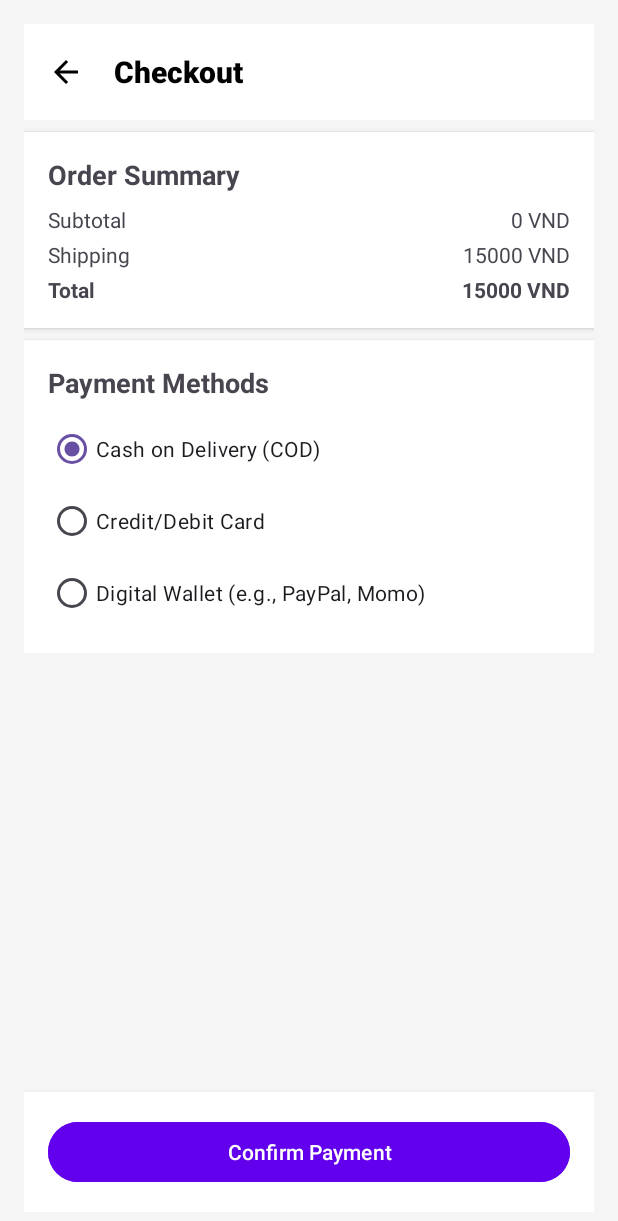
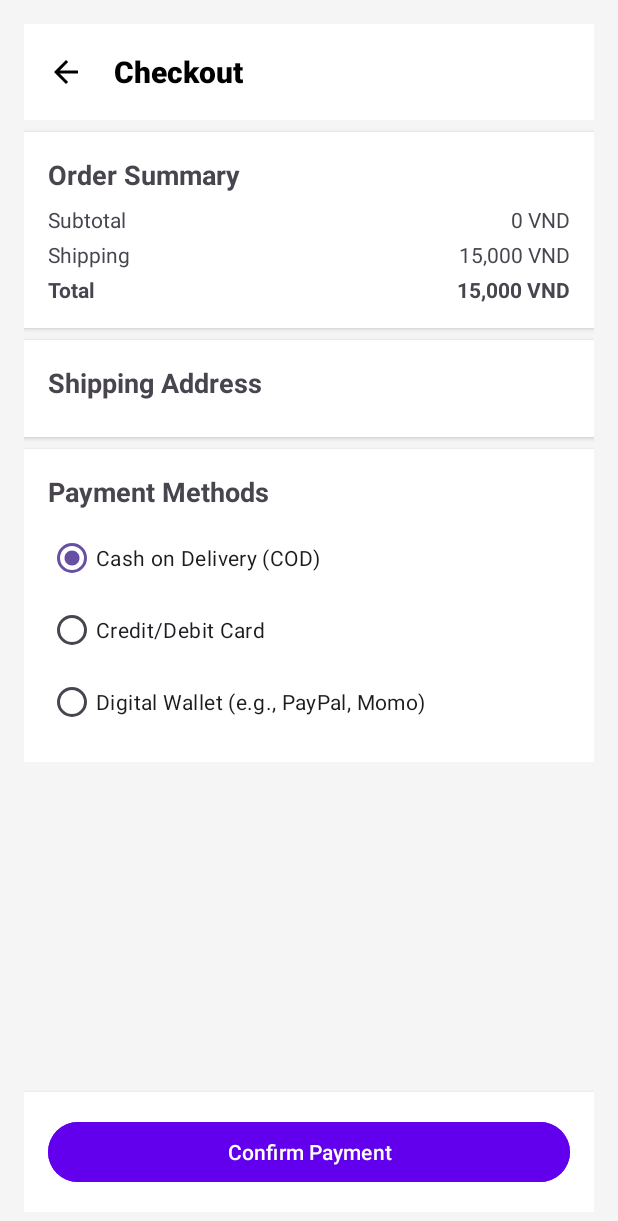
Before and after one commit to vulahe176419/Electronic-Store, an Android app: the CartActivity screen opened directly, with no data from a screen before it, after a tap on "Proceed to Checkout", on a phone screen of 412 x 824 dp. Shown: the top 1221 px of the screen. Run offline under Robolectric (Android 15) with nearby library versions, the phone set to English and light mode, and no system bars; our stand-ins replace Firebase (no records; nobody signed in at launch, a user with empty details on screens opened directly).

Commit message:
Update address in Order

```diff
--- a/app/src/main/java/com/example/electronicstore/CartActivity.java
+++ b/app/src/main/java/com/example/electronicstore/CartActivity.java
@@ -19,6 +19,7 @@ import com.google.firebase.database.DatabaseReference;
 import com.google.firebase.database.FirebaseDatabase;
 import com.google.firebase.database.ValueEventListener;
 
+import java.text.DecimalFormat;
 import java.util.ArrayList;
 import java.util.List;
 import java.util.Objects;
@@ -119,9 +120,9 @@ public class CartActivity extends AppCompatActivity implements CartAdapter.OnCar
         }
         double shipping = 15000;
         double total = subtotal + shipping;
-
-        subtotalText.setText(String.format("%,.0f VND", subtotal));
-        totalText.setText(String.format("%,.0f VND", total));
+        DecimalFormat formatter = new DecimalFormat("#,###");
+        subtotalText.setText(formatter.format(subtotal) + " VND");
+        totalText.setText(formatter.format(total) + " VND");
     }
 
     @Override
--- a/app/src/main/java/com/example/electronicstore/CheckoutActivity.java
+++ b/app/src/main/java/com/example/electronicstore/CheckoutActivity.java
@@ -2,20 +2,28 @@ package com.example.electronicstore;
 
 import android.content.Intent;
 import android.os.Bundle;
+import android.view.View;
 import android.widget.Button;
+import android.widget.RadioButton;
 import android.widget.RadioGroup;
 import android.widget.TextView;
 import android.widget.Toast;
-
 import androidx.appcompat.app.AppCompatActivity;
 import androidx.appcompat.widget.Toolbar;
-
+import com.google.firebase.database.DataSnapshot;
+import com.google.firebase.database.DatabaseError;
+import com.google.firebase.database.DatabaseReference;
+import com.google.firebase.database.FirebaseDatabase;
+import com.google.firebase.database.ValueEventListener;
+import java.text.DecimalFormat;
 import java.util.Objects;
 
 public class CheckoutActivity extends AppCompatActivity {
     private TextView subtotalText, shippingText, totalText;
-    private RadioGroup paymentMethodsGroup;
+    private RadioGroup paymentMethodsGroup, addressRadioGroup;
     private double subtotal, shipping = 15000, total;
+    private String uid = "P66DVircwtPMiHxmkBeLvLOxbV13";
+    private DatabaseReference databaseReference;
 
     @Override
     protected void onCreate(Bundle savedInstanceState) {
@@ -34,26 +42,71 @@ public class CheckoutActivity extends AppCompatActivity {
         shippingText = findViewById(R.id.shippingText);
         totalText = findViewById(R.id.totalText);
         paymentMethodsGroup = findViewById(R.id.paymentMethodsGroup);
+        addressRadioGroup = findViewById(R.id.addressRadioGroup);
 
-        subtotalText.setText(String.format("%.0f VND", subtotal));
-        shippingText.setText(String.format("%.0f VND", shipping));
-        totalText.setText(String.format("%.0f VND", total));
+        databaseReference = FirebaseDatabase.getInstance().getReference("addresses");
+
+        DecimalFormat formatter = new DecimalFormat("#,###");
+        subtotalText.setText(formatter.format(subtotal) + " VND");
+        shippingText.setText(formatter.format(shipping) + " VND");
+        totalText.setText(formatter.format(total) + " VND");
+
+        loadAddressesFromRealtimeDatabase();
 
         Button confirmPaymentButton = findViewById(R.id.confirmPaymentButton);
         confirmPaymentButton.setOnClickListener(v -> {
             String paymentMethod = getSelectedPaymentMethod();
-            Toast.makeText(this, "Payment confirmed with " + paymentMethod, Toast.LENGTH_SHORT).show();
-
+            String selectedAddress = getSelectedAddress();
+            if (selectedAddress == null) {
+                Toast.makeText(this, "Please select an address!", Toast.LENGTH_SHORT).show();
+                return;
+            }
+            Toast.makeText(this, "Payment confirmed with " + paymentMethod + " at " + selectedAddress, Toast.LENGTH_SHORT).show();
             Intent confirmationIntent = new Intent(CheckoutActivity.this, OrderConfirmationActivity.class);
             confirmationIntent.putExtra("total", total);
             confirmationIntent.putExtra("paymentMethod", paymentMethod);
+            confirmationIntent.putExtra("address", selectedAddress);
             startActivity(confirmationIntent);
-
             finish();
         });
 
-        // Xử lý nút back trên Toolbar
         toolbar.setNavigationOnClickListener(v -> onBackPressed());
+    }
+
+    private void loadAddressesFromRealtimeDatabase() {
+        databaseReference.addValueEventListener(new ValueEventListener() {
+            @Override
+            public void onDataChange(DataSnapshot dataSnapshot) {
+                addressRadioGroup.removeAllViews();
+                int idCounter = 0;
+                for (DataSnapshot snapshot : dataSnapshot.getChildren()) {
+                    String userId = snapshot.child("userId").getValue(String.class);
+                    if (userId != null && userId.equals(uid)) {
+                        String addressLine1 = snapshot.child("addressLine1").getValue(String.class);
+                        if (addressLine1 != null) {
+                            RadioButton radioButton = new RadioButton(CheckoutActivity.this);
+                            radioButton.setId(View.generateViewId());
+                            radioButton.setText(addressLine1);
+                            radioButton.setTag(addressLine1);
+                            addressRadioGroup.addView(radioButton);
+
+                            if (idCounter == 0) {
+                                radioButton.setChecked(true);
+                            }
+                            idCounter++;
+                        }
+                    }
+                }
+                if (addressRadioGroup.getChildCount() == 0) {
+                    Toast.makeText(CheckoutActivity.this, "No addresses found!", Toast.LENGTH_SHORT).show();
+                }
+            }
+
+            @Override
+            public void onCancelled(DatabaseError databaseError) {
+                Toast.makeText(CheckoutActivity.this, "Error loading addresses: " + databaseError.getMessage(), Toast.LENGTH_SHORT).show();
+            }
+        });
     }
 
     private String getSelectedPaymentMethod() {
@@ -67,4 +120,13 @@ public class CheckoutActivity extends AppCompatActivity {
         }
         return "Cash on Delivery"; // Mặc định
     }
+
+    private String getSelectedAddress() {
+        int selectedId = addressRadioGroup.getCheckedRadioButtonId();
+        if (selectedId == -1) {
+            return null; // Không có địa chỉ nào được chọn
+        }
+        RadioButton selectedRadioButton = findViewById(selectedId);
+        return (String) selectedRadioButton.getTag(); // Lấy addressLine1 từ tag
+    }
 }
--- a/app/src/main/java/com/example/electronicstore/adapter/CartAdapter.java
+++ b/app/src/main/java/com/example/electronicstore/adapter/CartAdapter.java
@@ -15,6 +15,7 @@ import com.bumptech.glide.Glide;
 import com.example.electronicstore.R;
 import com.example.electronicstore.model.Cart;
 
+import java.text.DecimalFormat;
 import java.util.List;
 
 public class CartAdapter extends RecyclerView.Adapter<CartAdapter.ViewHolder> {
@@ -50,9 +51,9 @@ public class CartAdapter extends RecyclerView.Adapter<CartAdapter.ViewHolder> {
                 .placeholder(R.drawable.ic_launcher_background)
                 .error(R.drawable.ic_launcher_foreground)
                 .into(holder.itemImage);
-
+        DecimalFormat formatter = new DecimalFormat("#,###");
         holder.itemName.setText(item.getProductName());
-        holder.itemPrice.setText(String.format("%.0f VND", item.getPrice()));
+        holder.itemPrice.setText((formatter.format(item.getPrice()) + " VND"));
         holder.itemQuantity.setText(String.valueOf(item.getQuantity()));
 
         // Nút giảm số lượng
--- a/app/src/main/res/layout/cart.xml
+++ b/app/src/main/res/layout/cart.xml
@@ -6,7 +6,6 @@
     android:background="#F5F5F5"
     android:padding="16dp">
 
-    <!-- Toolbar -->
     <androidx.appcompat.widget.Toolbar
         android:id="@+id/toolbar"
         android:layout_width="match_parent"
@@ -17,7 +16,7 @@
         android:titleTextColor="#000000"
         xmlns:app="http://schemas.android.com/apk/res-auto" />
 
-    <!-- RecyclerView for Cart Items -->
+    <!-- RecyclerView-->
     <androidx.recyclerview.widget.RecyclerView
         android:id="@+id/cartRecyclerView"
         android:layout_width="match_parent"
@@ -26,7 +25,6 @@
         android:layout_above="@id/bottomLayout"
         android:layout_marginTop="8dp"/>
 
-    <!-- Bottom Summary Layout -->
     <LinearLayout
         android:id="@+id/bottomLayout"
         android:layout_width="match_parent"
@@ -76,7 +74,7 @@
                 android:id="@+id/shippingText"
                 android:layout_width="wrap_content"
                 android:layout_height="wrap_content"
-                android:text="15000 VND"
+                android:text="15.000 VND"
                 android:textSize="16sp"/>
         </LinearLayout>
 
--- a/app/src/main/res/layout/checkout.xml
+++ b/app/src/main/res/layout/checkout.xml
@@ -18,7 +18,6 @@
         android:titleTextColor="#000000"
         app:titleTextAppearance="@style/ToolbarTitleStyle" />
 
-    <!-- ScrollView để chứa nội dung dài -->
     <ScrollView
         android:layout_width="match_parent"
         android:layout_height="wrap_content"
@@ -39,7 +38,6 @@
                 android:padding="16dp"
                 android:layout_marginTop="8dp"
                 android:elevation="2dp">
-
                 <TextView
                     android:layout_width="wrap_content"
                     android:layout_height="wrap_content"
@@ -101,6 +99,31 @@
                 </LinearLayout>
             </LinearLayout>
 
+            <!-- Shipping Address -->
+            <LinearLayout
+                android:layout_width="match_parent"
+                android:layout_height="wrap_content"
+                android:orientation="vertical"
+                android:background="@color/white"
+                android:padding="16dp"
+                android:layout_marginTop="8dp"
+                android:elevation="2dp">
+
+                <TextView
+                    android:layout_width="wrap_content"
+                    android:layout_height="wrap_content"
+                    android:text="Shipping Address"
+                    android:textSize="18sp"
+                    android:textStyle="bold" />
+
+                <RadioGroup
+                    android:id="@+id/addressRadioGroup"
+                    android:layout_width="match_parent"
+                    android:layout_height="wrap_content"
+                    android:orientation="vertical"
+                    android:layout_marginTop="8dp" />
+            </LinearLayout>
+
             <!-- Payment Methods -->
             <LinearLayout
                 android:layout_width="match_parent"
@@ -110,7 +133,6 @@
                 android:padding="16dp"
                 android:layout_marginTop="8dp"
                 android:elevation="2dp">
-
                 <TextView
                     android:layout_width="wrap_content"
                     android:layout_height="wrap_content"
@@ -124,20 +146,17 @@
                     android:layout_height="wrap_content"
                     android:orientation="vertical"
                     android:layout_marginTop="8dp">
-
                     <RadioButton
                         android:id="@+id/codRadio"
                         android:layout_width="match_parent"
                         android:layout_height="wrap_content"
                         android:text="Cash on Delivery (COD)"
                         android:checked="true" />
-
                     <RadioButton
                         android:id="@+id/cardRadio"
                         android:layout_width="match_parent"
                         android:layout_height="wrap_content"
                         android:text="Credit/Debit Card" />
-
                     <RadioButton
                         android:id="@+id/walletRadio"
                         android:layout_width="match_parent"
@@ -158,7 +177,6 @@
         android:background="@color/white"
         android:padding="16dp"
         android:elevation="4dp">
-
         <Button
             android:id="@+id/confirmPaymentButton"
             android:layout_width="match_parent"
```
Also changed, not shown: app/src/main/AndroidManifest.xml (+4 -7 lines), app/src/main/java/com/example/electronicstore/OrderConfirmationActivity.java (+9 -11 lines), app/src/main/java/com/example/electronicstore/adapter/AddressAdapter.java (added, +46 -0 lines), app/src/main/java/com/example/electronicstore/model/AddressOrder.java (added, +21 -0 lines), app/src/main/res/layout/address_item_layout.xml (added, +13 -0 lines), app/src/main/res/layout/order_confirmation.xml (+20 -3 lines).
